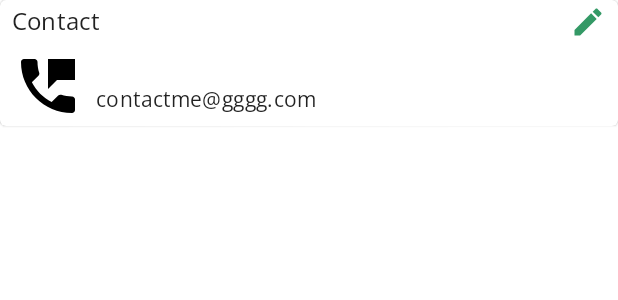
After one commit to KryptKode/Farmz, an Android app: the layout include_details_contact.xml on its own in the app's theme, with its tools: preview values and no code run, on a phone screen of 412 x 824 dp. The commit adds this screen. Shown: the top 300 px of the screen. Run offline under Robolectric (Android 15) with nearby library versions, the phone set to English and light mode, and no system bars.

Commit message:
feat[detail]: add layout designs

```diff
--- /dev/null
+++ b/app/src/main/res/drawable/ic_contact.xml
@@ -0,0 +1,10 @@
+<vector xmlns:android="http://schemas.android.com/apk/res/android"
+    android:width="24dp"
+    android:height="24dp"
+    android:viewportWidth="24"
+    android:viewportHeight="24"
+    android:tint="?colorOnSurface">
+  <path
+      android:fillColor="@android:color/white"
+      android:pathData="M20,15.5c-1.25,0 -2.45,-0.2 -3.57,-0.57 -0.35,-0.11 -0.74,-0.03 -1.02,0.24l-2.2,2.2c-2.83,-1.44 -5.15,-3.75 -6.59,-6.58l2.2,-2.21c0.28,-0.27 0.36,-0.66 0.25,-1.01C8.7,6.45 8.5,5.25 8.5,4c0,-0.55 -0.45,-1 -1,-1H4c-0.55,0 -1,0.45 -1,1 0,9.39 7.61,17 17,17 0.55,0 1,-0.45 1,-1v-3.5c0,-0.55 -0.45,-1 -1,-1zM12,3v10l3,-3h6V3h-9z"/>
+</vector>
--- /dev/null
+++ b/app/src/main/res/drawable/ic_edit.xml
@@ -0,0 +1,10 @@
+<vector xmlns:android="http://schemas.android.com/apk/res/android"
+    android:width="24dp"
+    android:height="24dp"
+    android:viewportWidth="24"
+    android:viewportHeight="24"
+    android:tint="@color/colorPrimary">
+  <path
+      android:fillColor="@android:color/white"
+      android:pathData="M3,17.25V21h3.75L17.81,9.94l-3.75,-3.75L3,17.25zM20.71,7.04c0.39,-0.39 0.39,-1.02 0,-1.41l-2.34,-2.34c-0.39,-0.39 -1.02,-0.39 -1.41,0l-1.83,1.83 3.75,3.75 1.83,-1.83z"/>
+</vector>
--- /dev/null
+++ b/app/src/main/res/drawable/point.xml
@@ -0,0 +1,5 @@
+<?xml version="1.0" encoding="utf-8"?>
+<shape xmlns:android="http://schemas.android.com/apk/res/android" android:shape="oval">
+    <solid android:color="@color/textPrimary" />
+    <size android:height="4dp" android:width="4dp" />
+</shape>
--- /dev/null
+++ b/app/src/main/res/layout/include_details_contact.xml
@@ -0,0 +1,74 @@
+<?xml version="1.0" encoding="utf-8"?>
+<com.google.android.material.card.MaterialCardView xmlns:android="http://schemas.android.com/apk/res/android"
+    xmlns:app="http://schemas.android.com/apk/res-auto"
+    xmlns:tools="http://schemas.android.com/tools"
+    android:id="@+id/card_contact"
+    android:layout_width="match_parent"
+    android:layout_height="wrap_content">
+
+    <androidx.constraintlayout.widget.ConstraintLayout
+        android:layout_width="match_parent"
+        android:layout_height="match_parent">
+
+        <TextView
+            android:id="@+id/tv_title"
+            android:layout_width="0dp"
+            android:layout_height="wrap_content"
+            android:text="@string/title_contact"
+            android:textAppearance="@style/TextAppearance.App.ListPrimary"
+            app:layout_constraintStart_toStartOf="@id/guidelineStart"
+            app:layout_constraintTop_toTopOf="@id/guidelineTop" />
+
+
+        <ImageView
+            android:id="@+id/image_location"
+            android:layout_width="48dp"
+            android:layout_height="48dp"
+            android:layout_marginTop="8dp"
+            app:layout_constraintBottom_toBottomOf="@id/guidelineBottom"
+            app:layout_constraintStart_toStartOf="@id/guidelineStart"
+            app:layout_constraintTop_toBottomOf="@id/tv_title"
+            app:srcCompat="@drawable/ic_contact" />
+
+        <TextView
+            android:id="@+id/tv_phone"
+            android:layout_width="0dp"
+            android:layout_height="wrap_content"
+            android:layout_marginStart="8dp"
+            android:layout_marginEnd="8dp"
+            android:textAppearance="@style/TextAppearance.App.Body"
+            app:layout_constraintEnd_toStartOf="@id/img_edit"
+            app:layout_constraintStart_toEndOf="@id/image_location"
+            app:layout_constraintTop_toTopOf="@id/image_location"
+            tools:text="@tools:sample/us_phones" />
+
+
+        <TextView
+            android:id="@+id/tv_email"
+            android:layout_width="0dp"
+            android:layout_height="wrap_content"
+            android:layout_marginStart="8dp"
+            android:layout_marginEnd="8dp"
+            android:gravity="center_vertical"
+            android:textAppearance="@style/TextAppearance.App.Body"
+            app:layout_constraintBottom_toBottomOf="@id/guidelineBottom"
+            app:layout_constraintEnd_toStartOf="@id/img_edit"
+            app:layout_constraintStart_toEndOf="@id/image_location"
+            app:layout_constraintTop_toBottomOf="@id/tv_phone"
+            tools:text="contactme@gggg.com" />
+
+
+        <ImageView
+            android:id="@+id/img_edit"
+            android:layout_width="@dimen/detail_edit_icon_size"
+            android:layout_height="@dimen/detail_edit_icon_size"
+            android:background="?selectableItemBackgroundBorderless"
+            android:contentDescription="@string/edit_content_description"
+            app:layout_constraintEnd_toEndOf="@id/guidelineEnd"
+            app:layout_constraintTop_toTopOf="@id/guidelineTop"
+            app:srcCompat="@drawable/ic_edit" />
+
+        <include layout="@layout/app_guidelines_details" />
+    </androidx.constraintlayout.widget.ConstraintLayout>
+
+</com.google.android.material.card.MaterialCardView>
--- a/app/src/main/res/layout/layout_farmers.xml
+++ b/app/src/main/res/layout/layout_farmers.xml
@@ -10,7 +10,7 @@
         android:id="@+id/tv_title"
         android:layout_width="0dp"
         android:layout_height="wrap_content"
-        android:text="Farmers"
+        android:text="@string/title_farmers"
         android:textAppearance="@style/TextAppearance.App.H2"
         app:layout_constraintEnd_toEndOf="@id/guidelineEnd"
         app:layout_constraintStart_toStartOf="@id/guidelineStart"
@@ -67,5 +67,5 @@
 
     </androidx.swiperefreshlayout.widget.SwipeRefreshLayout>
 
-    <include layout="@layout/app_guidelines_outer" />
+    <include layout="@layout/app_guidelines_ltr" />
 </androidx.constraintlayout.widget.ConstraintLayout>
--- a/app/src/main/res/values/dimens.xml
+++ b/app/src/main/res/values/dimens.xml
@@ -40,5 +40,6 @@
     <dimen name="line_drawable_padding">8dp</dimen>
     <dimen name="thumb_drawable_padding">16dp</dimen>
     <dimen name="thumb_drawable_corners">32dp</dimen>
+    <dimen name="detail_edit_icon_size">24dp</dimen>
 
 </resources>
--- a/app/src/main/res/values/strings.xml
+++ b/app/src/main/res/values/strings.xml
@@ -26,5 +26,10 @@
     <string name="validation_password_short_message">Please enter a password greater than %d characters</string>
     <string name="retry_text">Retry</string>
     <string name="error_message_generic">An error occurred. Please try again</string>
+    <string name="edit_content_description">Edit button</string>
+    <string name="title_farmer_details">Farmer details</string>
+    <string name="title_address">Address</string>
+    <string name="title_contact">Contact</string>
+    <string name="title_identification">Identification</string>
 
 </resources>
```
Also changed, not shown: app/src/main/res/drawable/ic_registration.xml (added, +10 -0 lines), app/src/main/res/layout/app_guidelines_details.xml (added, +35 -0 lines), app/src/main/res/layout/include_details_address.xml (added, +74 -0 lines), app/src/main/res/layout/include_details_id.xml (added, +125 -0 lines), app/src/main/res/layout/include_details_personal.xml (added, +115 -0 lines), app/src/main/res/layout/include_details_registration.xml (added, +74 -0 lines), app/src/main/res/layout/layout_farmer_detail.xml (added, +112 -0 lines), app/src/main/res/drawable/bg_splash.xml (renamed from app/src/main/res/drawable-mdpi/bg_splash.xml), app/src/main/res/layout/app_guidelines_ltr.xml (renamed from app/src/main/res/layout/app_guidelines_outer.xml).
